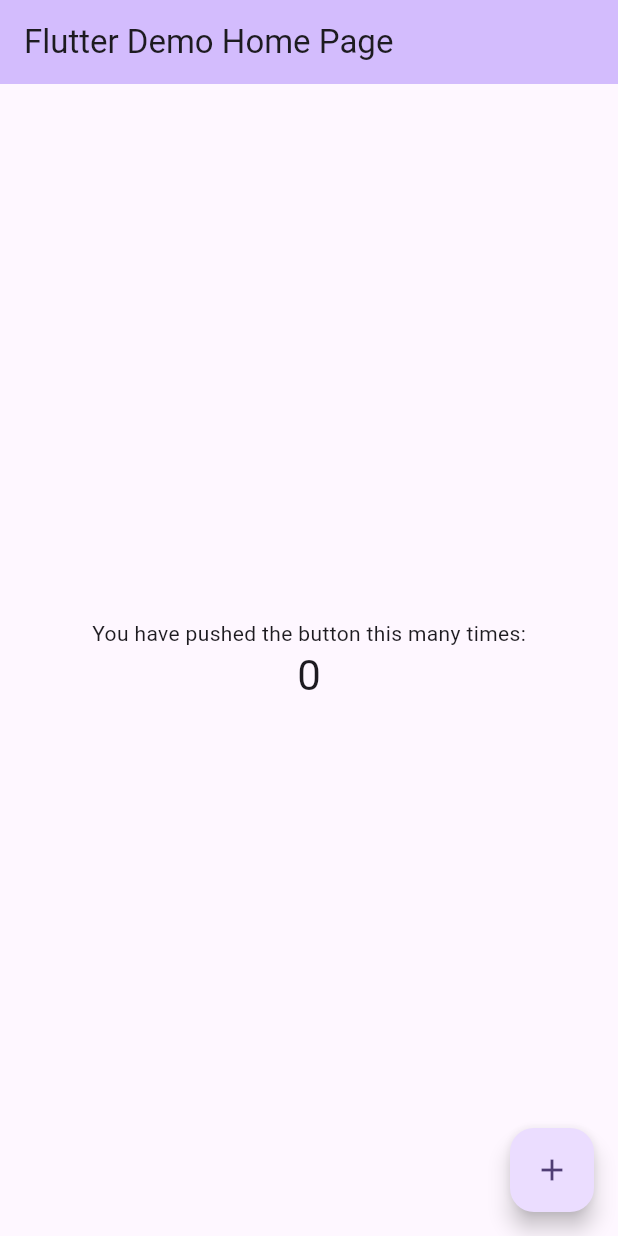
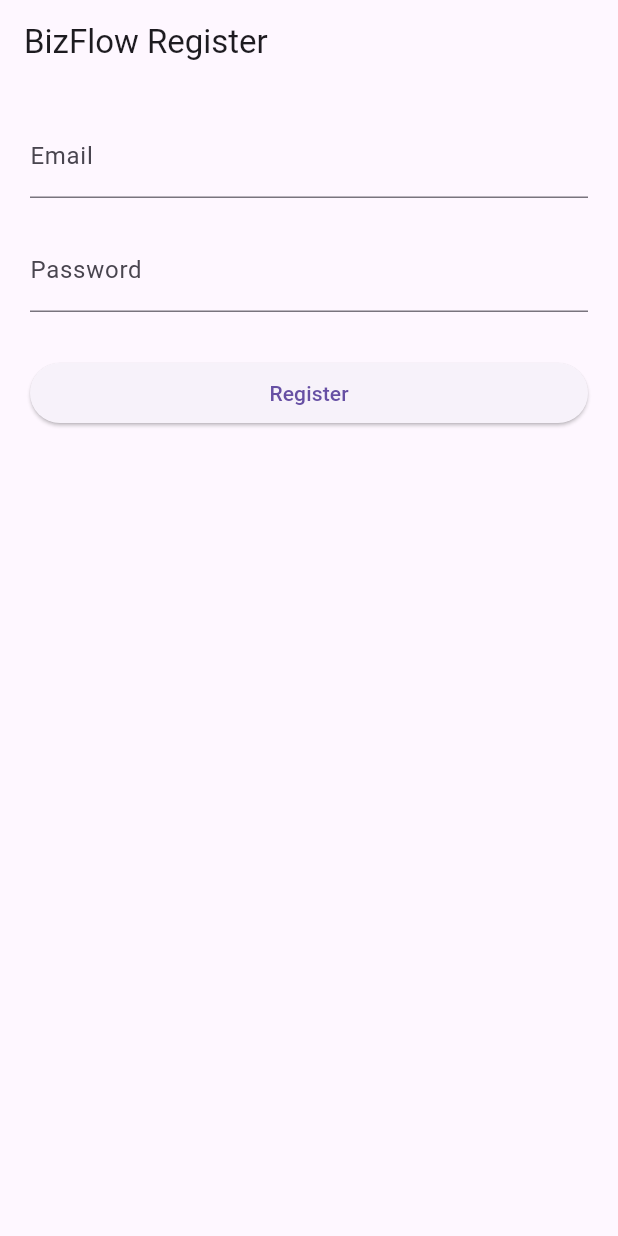
Before and after one commit to PadmaKumar08/bizflow, a Flutter app: the screen it shows after launch, on a phone screen of 412 x 824 dp. Run offline on Flutter 3.47's test engine with Material 3 defaults, Android fonts, the phone set to English and light mode, and no system bars; our stand-ins replace firebase_auth, firebase_core; accounts and stored records are empty.

Commit message:
Added Firebase authentication and registration

```diff
--- a/lib/main.dart
+++ b/lib/main.dart
@@ -1,122 +1,27 @@
 import 'package:flutter/material.dart';
+import 'package:firebase_core/firebase_core.dart';
+import 'firebase_options.dart';
+import 'screens/register_screen.dart';
 
-void main() {
-  runApp(const MyApp());
+void main() async {
+  WidgetsFlutterBinding.ensureInitialized();
+
+  await Firebase.initializeApp(
+    options: DefaultFirebaseOptions.currentPlatform,
+  );
+
+  runApp(const BizFlowApp());
 }
 
-class MyApp extends StatelessWidget {
-  const MyApp({super.key});
+class BizFlowApp extends StatelessWidget {
+  const BizFlowApp({super.key});
 
-  // This widget is the root of your application.
   @override
   Widget build(BuildContext context) {
     return MaterialApp(
-      title: 'Flutter Demo',
-      theme: ThemeData(
-        // This is the theme of your application.
-        //
-        // TRY THIS: Try running your application with "flutter run". You'll see
-        // the application has a purple toolbar. Then, without quitting the app,
-        // try changing the seedColor in the colorScheme below to Colors.green
-        // and then invoke "hot reload" (save your changes or press the "hot
-        // reload" button in a Flutter-supported IDE, or press "r" if you used
-        // the command line to start the app).
-        //
-        // Notice that the counter didn't reset back to zero; the application
-        // state is not lost during the reload. To reset the state, use hot
-        // restart instead.
-        //
-        // This works for code too, not just values: Most code changes can be
-        // tested with just a hot reload.
-        colorScheme: .fromSeed(seedColor: Colors.deepPurple),
-      ),
-      home: const MyHomePage(title: 'Flutter Demo Home Page'),
+      title: 'BizFlow',
+      debugShowCheckedModeBanner: false,
+      home: const RegisterScreen(),
     );
   }
 }
-
-class MyHomePage extends StatefulWidget {
-  const MyHomePage({super.key, required this.title});
-
-  // This widget is the home page of your application. It is stateful, meaning
-  // that it has a State object (defined below) that contains fields that affect
-  // how it looks.
-
-  // This class is the configuration for the state. It holds the values (in this
-  // case the title) provided by the parent (in this case the App widget) and
-  // used by the build method of the State. Fields in a Widget subclass are
-  // always marked "final".
-
-  final String title;
-
-  @override
-  State<MyHomePage> createState() => _MyHomePageState();
-}
-
-class _MyHomePageState extends State<MyHomePage> {
-  int _counter = 0;
-
-  void _incrementCounter() {
-    setState(() {
-      // This call to setState tells the Flutter framework that something has
-      // changed in this State, which causes it to rerun the build method below
-      // so that the display can reflect the updated values. If we changed
-      // _counter without calling setState(), then the build method would not be
-      // called again, and so nothing would appear to happen.
-      _counter++;
-    });
-  }
-
-  @override
-  Widget build(BuildContext context) {
-    // This method is rerun every time setState is called, for instance as done
-    // by the _incrementCounter method above.
-    //
-    // The Flutter framework has been optimized to make rerunning build methods
-    // fast, so that you can just rebuild anything that needs updating rather
-    // than having to individually change instances of widgets.
-    return Scaffold(
-      appBar: AppBar(
-        // TRY THIS: Try changing the color here to a specific color (to
-        // Colors.amber, perhaps?) and trigger a hot reload to see the AppBar
-        // change color while the other colors stay the same.
-        backgroundColor: Theme.of(context).colorScheme.inversePrimary,
-        // Here we take the value from the MyHomePage object that was created by
-        // the App.build method, and use it to set our appbar title.
-        title: Text(widget.title),
-      ),
-      body: Center(
-        // Center is a layout widget. It takes a single child and positions it
-        // in the middle of the parent.
-        child: Column(
-          // Column is also a layout widget. It takes a list of children and
-          // arranges them vertically. By default, it sizes itself to fit its
-          // children horizontally, and tries to be as tall as its parent.
-          //
-          // Column has various properties to control how it sizes itself and
-          // how it positions its children. Here we use mainAxisAlignment to
-          // center the children vertically; the main axis here is the vertical
-          // axis because Columns are vertical (the cross axis would be
-          // horizontal).
-          //
-          // TRY THIS: Invoke "debug painting" (choose the "Toggle Debug Paint"
-          // action in the IDE, or press "p" in the console), to see the
-          // wireframe for each widget.
-          mainAxisAlignment: .center,
-          children: [
-            const Text('You have pushed the button this many times:'),
-            Text(
-              '$_counter',
-              style: Theme.of(context).textTheme.headlineMedium,
-            ),
-          ],
-        ),
-      ),
-      floatingActionButton: FloatingActionButton(
-        onPressed: _incrementCounter,
-        tooltip: 'Increment',
-        child: const Icon(Icons.add),
-      ),
-    );
-  }
-}
--- /dev/null
+++ b/lib/screens/register_screen.dart
@@ -0,0 +1,94 @@
+import 'package:flutter/material.dart';
+import '../services/auth_service.dart';
+
+class RegisterScreen extends StatefulWidget {
+  const RegisterScreen({super.key});
+
+  @override
+  State<RegisterScreen> createState() => _RegisterScreenState();
+}
+
+class _RegisterScreenState extends State<RegisterScreen> {
+  final AuthService _authService = AuthService();
+
+  final TextEditingController emailController =
+      TextEditingController();
+
+  final TextEditingController passwordController =
+      TextEditingController();
+
+  bool loading = false;
+
+  Future<void> register() async {
+    setState(() {
+      loading = true;
+    });
+
+    final user = await _authService.register(
+      email: emailController.text.trim(),
+      password: passwordController.text.trim(),
+    );
+
+    setState(() {
+      loading = false;
+    });
+
+    if (user != null) {
+      ScaffoldMessenger.of(context).showSnackBar(
+        const SnackBar(
+          content: Text("Registration Successful"),
+        ),
+      );
+    } else {
+      ScaffoldMessenger.of(context).showSnackBar(
+        const SnackBar(
+          content: Text("Registration Failed"),
+        ),
+      );
+    }
+  }
+
+  @override
+  Widget build(BuildContext context) {
+    return Scaffold(
+      appBar: AppBar(
+        title: const Text("BizFlow Register"),
+      ),
+      body: Padding(
+        padding: const EdgeInsets.all(20),
+        child: Column(
+          children: [
+            TextField(
+              controller: emailController,
+              decoration: const InputDecoration(
+                labelText: "Email",
+              ),
+            ),
+
+            const SizedBox(height: 20),
+
+            TextField(
+              controller: passwordController,
+              obscureText: true,
+              decoration: const InputDecoration(
+                labelText: "Password",
+              ),
+            ),
+
+            const SizedBox(height: 30),
+
+            SizedBox(
+              width: double.infinity,
+              child: ElevatedButton(
+                onPressed: loading ? null : register,
+                child: loading
+                    ? const CircularProgressIndicator()
+                    : const Text("Register"),
+              ),
+            ),
+          ],
+        ),
+      ),
+    );
+  }
+}
--- /dev/null
+++ b/lib/services/auth_service.dart
@@ -0,0 +1,53 @@
+import 'package:firebase_auth/firebase_auth.dart';
+
+class AuthService {
+  final FirebaseAuth _auth = FirebaseAuth.instance;
+
+  // Register
+  Future<User?> register({
+    required String email,
+    required String password,
+  }) async {
+    try {
+      UserCredential result =
+          await _auth.createUserWithEmailAndPassword(
+        email: email,
+        password: password,
+      );
+
+      return result.user;
+    } catch (e) {
+      print(e);
+      return null;
+    }
+  }
+
+  // Login
+  Future<User?> login({
+    required String email,
+    required String password,
+  }) async {
+    try {
+      UserCredential result =
+          await _auth.signInWithEmailAndPassword(
+        email: email,
+        password: password,
+      );
+
+      return result.user;
+    } catch (e) {
+      print(e);
+      return null;
+    }
+  }
+
+  // Logout
+  Future<void> logout() async {
+    await _auth.signOut();
+  }
+
+  // Current User
+  User? get currentUser {
+    return _auth.currentUser;
+  }
+}
--- a/pubspec.yaml
+++ b/pubspec.yaml
@@ -34,6 +34,10 @@
   # The following adds the Cupertino Icons font to your application.
   # Use with the CupertinoIcons class for iOS style icons.
   cupertino_icons: ^1.0.8
+  firebase_core: ^4.10.0
+  firebase_auth: ^6.5.2
+  cloud_firestore: ^6.5.0
+  firebase_storage: ^13.4.2
 
 dev_dependencies:
   flutter_test:
```
Also changed, not shown: firebase.json (added), lib/firebase_options.dart (added), pubspec.lock, 6 other files.
